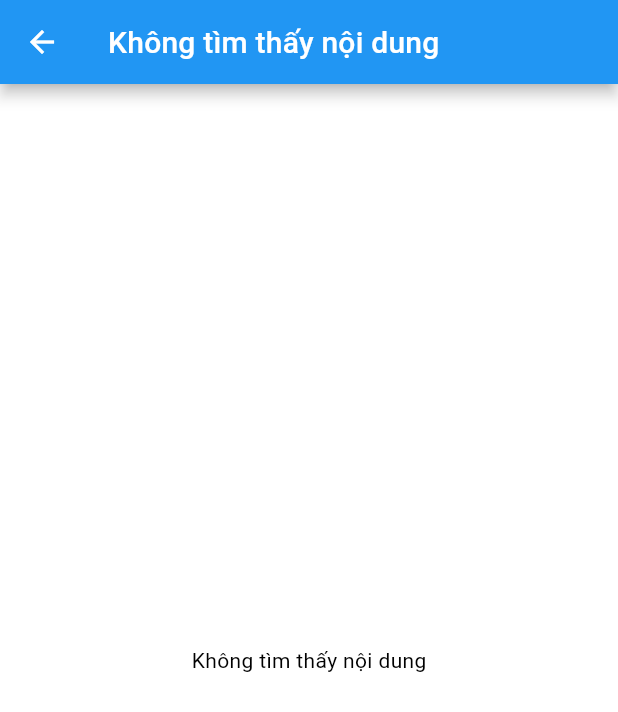
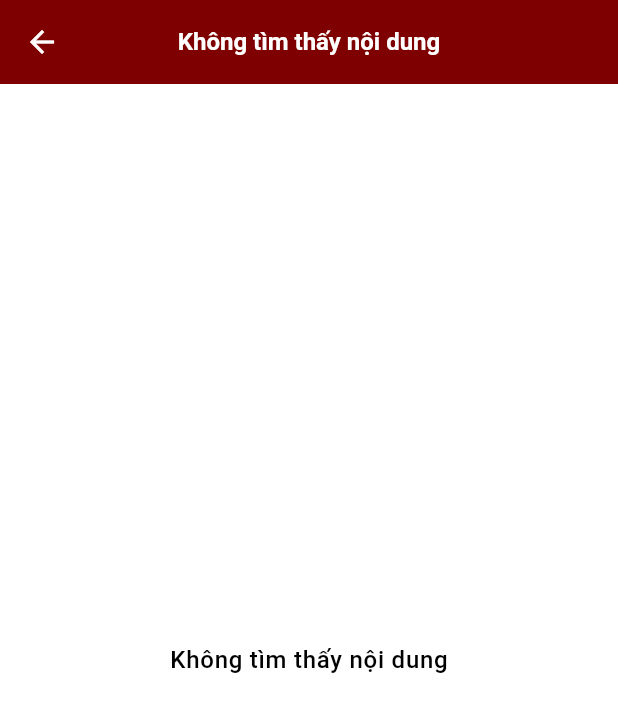
Before and after one commit to anthoai97/flutter_tdd_Base, a Flutter app: the NoContentFoundScreen screen opened by its route, on a phone screen of 412 x 824 dp. Shown: the top 712 px of the screen. Run offline on Flutter 3.47's test engine with Material 2 defaults, Android fonts, the light colour scheme and no system bars; drawn by our look-alikes of flutter_platform_widgets; our stand-ins replace cached_network_image, copy_with_extension, dio, easy_localization, equatable, flutter_bloc and 4 more.

Commit message:
update button theme

```diff
--- a/lib/awesome_app.dart
+++ b/lib/awesome_app.dart
@@ -1,4 +1,4 @@
-import 'package:awesome_app/resources/themes.dart';
+import 'package:awesome_app/resources/R.dart';
 import 'package:flutter/material.dart';
 import 'package:awesome_app/core/route/navigation_manager.dart';
 import 'package:awesome_app/navigator/routes.dart';
@@ -13,9 +13,9 @@ class AwesomeApp extends StatelessWidget {
       localizationsDelegates: context.localizationDelegates,
       supportedLocales: context.supportedLocales,
       locale: context.locale,
-      theme: ThemeDef.lightTheme,
+      theme: R.themes.lightTheme,
       themeMode: ThemeMode.system,
-      darkTheme: ThemeDef.darkTheme,
+      darkTheme: R.themes.darkTheme,
       navigatorKey: NavigationManager().rootNavigator,
       onGenerateRoute: (RouteSettings settings) =>
           AppRouter.generateRoute(context, settings),
--- a/lib/core/utils/ui_utils.dart
+++ b/lib/core/utils/ui_utils.dart
@@ -1,7 +1,29 @@
+import 'package:flutter/material.dart';
+
 class ScreenUtil {
-  static late double screenWidth;
-  static late double screenHeight;
-  static late double pixelRatio;
-  static late double statusBarHeight;
-  static late double bottomBarHeight;
+  static ScreenUtil? _instance;
+
+  ScreenUtil._();
+
+  static ScreenUtil get instance {
+    if (_instance == null) {
+      _instance = ScreenUtil._();
+    }
+
+    return _instance!;
+  }
+
+  void init(MediaQueryData data) {
+    screenWidth = data.size.width;
+    screenHeight = data.size.height;
+    pixelRatio = data.devicePixelRatio;
+    statusBarHeight = data.padding.top;
+    bottomBarHeight = data.padding.bottom;
+  }
+
+  late double screenWidth;
+  late double screenHeight;
+  late double pixelRatio;
+  late double statusBarHeight;
+  late double bottomBarHeight;
 }
--- a/lib/main.dart
+++ b/lib/main.dart
@@ -1,5 +1,5 @@
 import 'package:awesome_app/awesome_app.dart';
-import 'package:awesome_app/config.dart';
+import 'package:awesome_app/resources/R.dart';
 import 'package:easy_localization/easy_localization.dart';
 import 'package:flutter/material.dart';
 
@@ -12,8 +12,8 @@ void main() async {
 
   runApp(
     EasyLocalization(
-      supportedLocales: AppConfig.LOCALES,
-      path: AppConfig.LOCALIZATION_PATH,
+      supportedLocales: R.LOCALES,
+      path: R.LOCALIZATION_PATH,
       fallbackLocale: Locale('en', 'US'),
       useOnlyLangCode: true,
       child: AwesomeApp(),
--- /dev/null
+++ b/lib/resources/R.dart
@@ -0,0 +1,26 @@
+import 'package:awesome_app/core/utils/ui_utils.dart';
+import 'package:awesome_app/resources/images.dart';
+import 'package:awesome_app/resources/string.dart';
+import 'package:awesome_app/resources/themes.dart';
+import 'package:flutter/material.dart';
+
+class R {
+  R._();
+
+  static const String applicationId = '';
+
+  static final ThemeDef themes = ThemeDef.instance;
+  static final ScreenUtil screenUtil = ScreenUtil.instance;
+  static final ImageDef images = ImageDef.instance;
+  static final StringDef strings = StringDef.instance;
+
+  /// Localization config
+  static const String LOCALIZATION_PATH = 'assets/translations';
+  static const List<Locale> LOCALES = [Locale('en'), Locale('vi')];
+
+  static void init(BuildContext context) {
+    /// Init screen utils
+    MediaQueryData data = MediaQuery.of(context);
+    ScreenUtil.instance.init(data);
+  }
+}
--- a/lib/resources/images.dart
+++ b/lib/resources/images.dart
@@ -1,3 +1,15 @@
-class ResImg {
-  static const String SPLASH_GIF = 'assets/images/splash_gif.gif';
+class ImageDef {
+  static ImageDef? _instance;
+
+  ImageDef._();
+
+  static ImageDef get instance {
+    if (_instance == null) {
+      _instance = ImageDef._();
+    }
+
+    return _instance!;
+  }
+
+  final String splashGif = 'assets/images/splash_gif.gif';
 }
--- a/lib/resources/string.dart
+++ b/lib/resources/string.dart
@@ -1,3 +1,15 @@
-class AppString {
-  static const String noContentFound = 'noContentFound';
+class StringDef {
+  static StringDef? _instance;
+
+  StringDef._();
+
+  static StringDef get instance {
+    if (_instance == null) {
+      _instance = StringDef._();
+    }
+
+    return _instance!;
+  }
+
+  late final String noContentFound = 'noContentFound';
 }
--- a/lib/resources/styles.dart
+++ b/lib/resources/styles.dart
@@ -33,32 +33,6 @@ abstract class PaddingDef {
   static const double padding_50 = 50;
 }
 
-abstract class FontDef {
-  static const double defaultTextButtonFontSize = 14;
-  static const double defaultTextFontSize = 14;
-  static const double defaultItemTitleTextSize = 14;
-  static const double defaultItemSubTitleTextSize = 12;
-  static const double largeTitleTextSize = 20;
-
-  static const double font_size_5 = 5;
-  static const double font_size_6 = 6;
-  static const double font_size_7 = 7;
-  static const double font_size_8 = 8;
-  static const double font_size_9 = 9;
-  static const double font_size_10 = 10;
-  static const double font_size_11 = 11;
-  static const double font_size_12 = 12;
-  static const double font_size_13 = 13;
-  static const double font_size_14 = 14;
-  static const double font_size_15 = 15;
-  static const double font_size_16 = 16;
-  static const double font_size_18 = 18;
-  static const double font_size_20 = 20;
-  static const double font_size_22 = 22;
-  static const double font_size_24 = 24;
-  static const double font_size_32 = 32;
-}
-
 abstract class ColorsDef {
   static const Color facebookBackgroundColor = Color.fromRGBO(66, 103, 178, 1);
   static const Color googleBackgroundColor = Color.fromRGBO(51, 103, 214, 1);
@@ -66,12 +40,10 @@ abstract class ColorsDef {
       Color.fromRGBO(17, 17, 17, 1);
 
   static const Color themeLightBGColor = Color.fromRGBO(239, 239, 241, 1.0);
-  static const Color themeTextBlackColor = Colors.black;
-  static const Color themeTextGrayColor = Colors.black45;
 
   static const Color kPrimaryColor = Colors.black;
   static const Color kPrimaryLightColor = Colors.black12;
-  static const Color kAccentColor = Colors.white;
+  static const Color kAccentColor = Color(0xFF7f0000);
   static const Color kDefaultTextColor = Colors.black;
   static const Color kDefaultTextWhiteColor = Colors.white;
 
@@ -151,7 +123,7 @@ abstract class DimenDef {
 
   ///
   /// [smallRadius] 12.0
-  static const double smallRadius = 12.0;
+  static const double smallRadius = 10.0;
 
   /// [mediumRadius] 16.0
   static const double mediumRadius = 16.0;
@@ -176,7 +148,7 @@ abstract class DimenDef {
   static const double mediumButtonHeight = 34.0;
 
   /// [smallButtonHeight] 50.0
-  static const double buttonHeight = 50.0;
+  static const double buttonHeight = 45.0;
 
   /// [bottomNavHeight] 64.0
   static const double bottomNavHeight = 64.0;
@@ -247,9 +219,14 @@ abstract class DimenDef {
 
   /// [headline1] 96.0
   static const double headline1 = 96.0;
+
+  /// [appbar] 16.0
+  static const double appbar = 16.0;
 }
 
 abstract class TextStyleDef {
+  //
+
   static const TextStyle defaultTextStyle = subtitle2;
 
   static final TextStyle defaultHintTextStyle = subtitle2.copyWith(
@@ -257,7 +234,7 @@ abstract class TextStyleDef {
   );
 
   static final TextStyle textButtonTextStyle = button.copyWith(
-    color: ColorsDef.kPrimaryColor,
+    fontWeight: FontWeight.w600,
   );
 
   static final TextStyle commonButtonTextStyle = bodyText1.copyWith(
@@ -340,4 +317,12 @@ abstract class TextStyleDef {
     fontSize: DimenDef.headline1,
     letterSpacing: -1.5,
   );
+
+  static const TextStyle appbar = TextStyle(
+    color: ColorsDef.color_white,
+    fontSize: DimenDef.appbar,
+    fontWeight: FontWeight.bold,
+  );
+
+  //
 }
--- a/lib/resources/themes.dart
+++ b/lib/resources/themes.dart
@@ -1,19 +1,32 @@
 import 'package:awesome_app/resources/styles.dart';
 import 'package:flutter/material.dart';
 
-abstract class ThemeDef {
-  static final ThemeData lightTheme = ThemeData(
+class ThemeDef {
+  static ThemeDef? _instance;
+
+  ThemeDef._();
+
+  static ThemeDef get instance {
+    if (_instance == null) {
+      _instance = ThemeDef._();
+    }
+
+    return _instance!;
+  }
+
+  late final ThemeData lightTheme = ThemeData(
     brightness: Brightness.light,
     primaryColor: ColorsDef.kPrimaryColor,
-    scaffoldBackgroundColor: Colors.white,
+    scaffoldBackgroundColor: ColorsDef.color_white,
     splashFactory: InkRipple.splashFactory,
     buttonTheme: commonButtonTheme,
     textTheme: textTheme,
     textButtonTheme: textButtonTheme,
     outlinedButtonTheme: outlinedButtonTheme,
+    appBarTheme: appBarTheme,
   )..colorScheme.copyWith(secondary: ColorsDef.kAccentColor);
 
-  static final ThemeData darkTheme = ThemeData(
+  late final ThemeData darkTheme = ThemeData(
     brightness: Brightness.dark,
     primaryColor: ColorsDef.kPrimaryColor,
     scaffoldBackgroundColor: ColorsDef.color_black,
@@ -21,10 +34,11 @@ abstract class ThemeDef {
     buttonTheme: commonButtonTheme,
     textTheme: textBlackTheme,
     textButtonTheme: textButtonTheme,
-    outlinedButtonTheme: outlinedButtonTheme,
-  );
+    outlinedButtonTheme: outlinedButtonDarkTheme,
+    appBarTheme: appBarTheme.copyWith(backgroundColor: ColorsDef.color_black),
+  )..colorScheme.copyWith(secondary: ColorsDef.kAccentColor);
 
-  static final TextTheme textTheme = TextTheme(
+  late final TextTheme textTheme = TextTheme(
     headline1: TextStyleDef.headline1,
     headline2: TextStyleDef.headline2,
     headline3: TextStyleDef.headline3,
@@ -40,7 +54,7 @@ abstract class ThemeDef {
     overline: TextStyleDef.overline,
   );
 
-  static final TextTheme textBlackTheme = TextTheme(
+  late final TextTheme textBlackTheme = TextTheme(
     headline1: TextStyleDef.headline1
         .copyWith(color: ColorsDef.kDefaultTextWhiteColor),
     headline2: TextStyleDef.headline2
@@ -68,44 +82,64 @@ abstract class ThemeDef {
         TextStyleDef.overline.copyWith(color: ColorsDef.kDefaultTextWhiteColor),
   );
 
-  static final TextButtonThemeData textButtonTheme = TextButtonThemeData(
-    style: ButtonStyle(
-      textStyle: MaterialStateProperty.all(
-        TextStyleDef.textButtonTextStyle,
-      ),
-      foregroundColor: MaterialStateProperty.all(ColorsDef.kPrimaryColor),
-    ),
+  late final TextButtonThemeData textButtonTheme = TextButtonThemeData(
+    style: TextButton.styleFrom(
+        primary: ColorsDef.color_white,
+        backgroundColor: ColorsDef.kAccentColor,
+        alignment: Alignment.center,
+        padding: EdgeInsets.all(1.5 * DimenDef.smallSpacing),
+        textStyle: TextStyleDef.textButtonTextStyle,
+        shape: RoundedRectangleBorder(
+          borderRadius: BorderRadius.circular(DimenDef.smallRadius),
+        ),
+        onSurface: ColorsDef.color_white),
   );
 
-  static final OutlinedButtonThemeData outlinedButtonTheme =
+  late final OutlinedButtonThemeData outlinedButtonTheme =
       OutlinedButtonThemeData(
-    style: ButtonStyle(
-      textStyle: MaterialStateProperty.all(
-        TextStyleDef.bodyText1.copyWith(fontWeight: FontWeight.w500),
-      ),
-      foregroundColor: MaterialStateProperty.all(ColorsDef.color_black),
-      padding: MaterialStateProperty.all(
-        EdgeInsets.all(1.5 * DimenDef.smallSpacing),
-      ),
-      side: MaterialStateProperty.all(
-        BorderSide(color: ColorsDef.kPrimaryColor),
-      ),
-      shape: MaterialStateProperty.all(
-        RoundedRectangleBorder(
-          borderRadius: BorderRadius.circular(DimenDef.smallRadius),
-        ),
+    style: OutlinedButton.styleFrom(
+      primary: ColorsDef.color_black,
+      backgroundColor: ColorsDef.kPrimaryLightColor,
+      alignment: Alignment.center,
+      padding: EdgeInsets.all(1.5 * DimenDef.smallSpacing),
+      textStyle: TextStyleDef.textButtonTextStyle,
+      shape: RoundedRectangleBorder(
+        borderRadius: BorderRadius.circular(DimenDef.smallRadius),
       ),
     ),
   );
 
-  static final ButtonThemeData commonButtonTheme = ButtonThemeData(
+  late final OutlinedButtonThemeData outlinedButtonDarkTheme =
+      OutlinedButtonThemeData(
+    style: OutlinedButton.styleFrom(
+      primary: ColorsDef.color_white,
+      backgroundColor: ColorsDef.kPrimaryLightColor,
+      alignment: Alignment.center,
+      padding: EdgeInsets.all(1.5 * DimenDef.smallSpacing),
+      textStyle: TextStyleDef.textButtonTextStyle,
+      shape: RoundedRectangleBorder(
+        borderRadius: BorderRadius.circular(DimenDef.smallRadius),
+      ),
+    ),
+  );
+
+  late final ButtonThemeData commonButtonTheme = ButtonThemeData(
     height: DimenDef.buttonHeight,
     shape: RoundedRectangleBorder(
       borderRadius: BorderRadius.circular(DimenDef.mediumRadius),
     ),
-    buttonColor: ColorsDef.kPrimaryColor,
+    buttonColor: ColorsDef.kAccentColor,
     disabledColor: ColorsDef.color_FAFAFA,
     highlightColor: Colors.white.withOpacity(0.05),
     splashColor: Colors.white.withOpacity(0.1),
   );
+
+  late final AppBarTheme appBarTheme = AppBarTheme(
+    centerTitle: true,
+    elevation: 0,
+    titleTextStyle: TextStyleDef.appbar,
+    backgroundColor: ColorsDef.kAccentColor,
+  );
+
+  //
 }
--- a/lib/screens/common/no_content_found_screen.dart
+++ b/lib/screens/common/no_content_found_screen.dart
@@ -1,7 +1,6 @@
-import 'package:awesome_app/resources/string.dart';
-import 'package:awesome_app/resources/styles.dart';
+import 'package:awesome_app/resources/R.dart';
+import 'package:easy_localization/src/public_ext.dart';
 import 'package:flutter/material.dart';
-import 'package:easy_localization/easy_localization.dart';
 import 'package:flutter_platform_widgets/flutter_platform_widgets.dart';
 
 class NoContentFoundScreen extends StatelessWidget {
@@ -13,7 +12,7 @@ class NoContentFoundScreen extends StatelessWidget {
   Widget build(BuildContext context) {
     return PlatformScaffold(
       appBar: PlatformAppBar(
-        title: Text(AppString.noContentFound.tr()),
+        title: Text(R.strings.noContentFound.tr()),
         automaticallyImplyLeading: true,
         cupertino: (context, platform) => CupertinoNavigationBarData(
           transitionBetweenRoutes: false,
@@ -21,8 +20,8 @@ class NoContentFoundScreen extends StatelessWidget {
       ),
       body: Center(
         child: Text(
-          msg ?? AppString.noContentFound.tr(),
-          style: TextStyle(fontSize: FontDef.defaultTextFontSize),
+          msg ?? R.strings.noContentFound.tr(),
+          style: Theme.of(context).textTheme.bodyText1,
         ),
       ),
     );
--- a/lib/screens/splash/splash_screen.dart
+++ b/lib/screens/splash/splash_screen.dart
@@ -1,5 +1,5 @@
 import 'package:awesome_app/navigator/app_navigator.dart';
-import 'package:awesome_app/resources/images.dart';
+import 'package:awesome_app/resources/R.dart';
 import 'package:flutter/material.dart';
 
 class PlashScreen extends StatefulWidget {
@@ -23,7 +23,7 @@ class _PlashScreenState extends State<PlashScreen> {
   @override
   Widget build(BuildContext context) {
     return Container(
-      child: Image.asset(ResImg.SPLASH_GIF, fit: BoxFit.cover),
+      child: Image.asset(R.images.splashGif, fit: BoxFit.cover),
     );
   }
 }
--- a/lib/widgets/image_widget.dart
+++ b/lib/widgets/image_widget.dart
@@ -1,7 +1,7 @@
 import 'dart:io';
 
 import 'package:awesome_app/core/utils/extensions.dart';
-import 'package:awesome_app/core/utils/ui_utils.dart';
+import 'package:awesome_app/resources/R.dart';
 import 'package:awesome_app/resources/styles.dart';
 import 'package:cached_network_image/cached_network_image.dart';
 import 'package:flutter/cupertino.dart';
@@ -245,7 +245,7 @@ class ImgView {
     Widget view() {
       try {
         if (null == height && null != ratio) {
-          width ??= ScreenUtil.screenWidth;
+          width ??= R.screenUtil.screenWidth;
           height = width! * ratio;
         }
         if (src.endsWith('svg')) {
```
Also changed, not shown: lib/config.dart (deleted, +0 -7 lines), lib/navigator/routes.dart (+4 -9 lines), lib/screens/example/bcheckin_example_screen.dart (+29 -14 lines).
